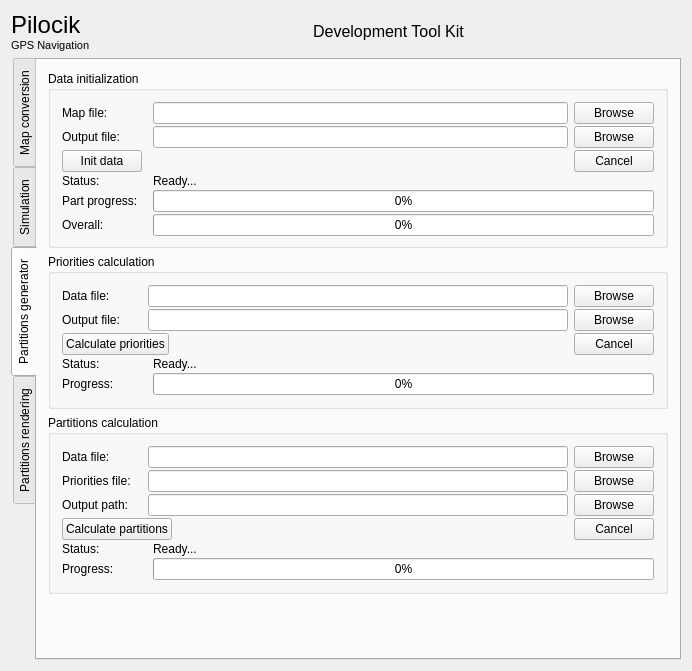
Before: the Qt Designer form Utils/mainwindow.ui in dotevo/Pilocik, drawn with Qt 5.
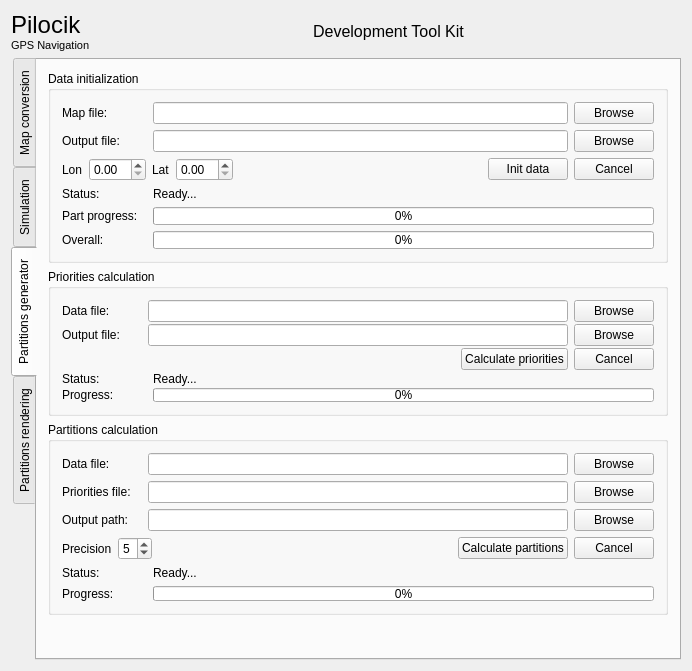
After: the same form once the commit is applied. Icons and pictures are not drawn. Custom widgets are drawn as their Qt base class.

```diff
--- a/Utils/mainwindow.ui
+++ b/Utils/mainwindow.ui
@@ -618,12 +618,6 @@
              <string>Data initialization</string>
             </property>
             <layout class="QVBoxLayout" name="verticalLayout">
-             <property name="spacing">
-              <number>2</number>
-             </property>
-             <property name="bottomMargin">
-              <number>9</number>
-             </property>
              <item>
               <layout class="QHBoxLayout" name="horizontalLayout_4">
                <item>
@@ -680,6 +674,39 @@
              </item>
              <item>
               <layout class="QHBoxLayout" name="horizontalLayout_5">
+               <item>
+                <widget class="QLabel" name="label_24">
+                 <property name="text">
+                  <string>Lon</string>
+                 </property>
+                </widget>
+               </item>
+               <item>
+                <widget class="QDoubleSpinBox" name="lonInput"/>
+               </item>
+               <item>
+                <widget class="QLabel" name="label_25">
+                 <property name="text">
+                  <string>Lat</string>
+                 </property>
+                </widget>
+               </item>
+               <item>
+                <widget class="QDoubleSpinBox" name="latinput"/>
+               </item>
+               <item>
+                <spacer name="horizontalSpacer_2">
+                 <property name="orientation">
+                  <enum>Qt::Horizontal</enum>
+                 </property>
+                 <property name="sizeHint" stdset="0">
+                  <size>
+                   <width>40</width>
+                   <height>20</height>
+                  </size>
+                 </property>
+                </spacer>
+               </item>
                <item>
                 <widget class="QPushButton" name="dataInitBtn">
                  <property name="text">
@@ -687,19 +714,6 @@
                  </property>
                 </widget>
                </item>
-               <item>
-                <spacer name="horizontalSpacer_2">
-                 <property name="orientation">
-                  <enum>Qt::Horizontal</enum>
-                 </property>
-                 <property name="sizeHint" stdset="0">
-                  <size>
-                   <width>40</width>
-                   <height>20</height>
-                  </size>
-                 </property>
-                </spacer>
-               </item>
                <item>
                 <widget class="QPushButton" name="dataInitCancelButton">
                  <property name="text">
@@ -891,6 +905,19 @@
              </item>
              <item>
               <layout class="QHBoxLayout" name="horizontalLayout_12">
+               <item>
+                <spacer name="horizontalSpacer_3">
+                 <property name="orientation">
+                  <enum>Qt::Horizontal</enum>
+                 </property>
+                 <property name="sizeHint" stdset="0">
+                  <size>
+                   <width>40</width>
+                   <height>20</height>
+                  </size>
+                 </property>
+                </spacer>
+               </item>
                <item>
                 <widget class="QPushButton" name="prioCalcButton">
                  <property name="text">
@@ -898,19 +925,6 @@
                  </property>
                 </widget>
                </item>
-               <item>
-                <spacer name="horizontalSpacer_3">
-                 <property name="orientation">
-                  <enum>Qt::Horizontal</enum>
-                 </property>
-                 <property name="sizeHint" stdset="0">
-                  <size>
-                   <width>40</width>
-                   <height>20</height>
-                  </size>
-                 </property>
-                </spacer>
-               </item>
                <item>
                 <widget class="QPushButton" name="prioCalcCancelButton">
                  <property name="text">
@@ -1007,9 +1021,6 @@
              <string>Partitions calculation</string>
             </property>
             <layout class="QVBoxLayout" name="verticalLayout_3">
-             <property name="spacing">
-              <number>2</number>
-             </property>
              <item>
               <layout class="QHBoxLayout" name="horizontalLayout_7">
                <item>
@@ -1111,6 +1122,39 @@
              </item>
              <item>
               <layout class="QHBoxLayout" name="horizontalLayout_6">
+               <item>
+                <widget class="QLabel" name="label_26">
+                 <property name="text">
+                  <string>Precision</string>
+                 </property>
+                </widget>
+               </item>
+               <item>
+                <widget class="QSpinBox" name="precisionInput">
+                 <property name="minimum">
+                  <number>1</number>
+                 </property>
+                 <property name="maximum">
+                  <number>8</number>
+                 </property>
+                 <property name="value">
+                  <number>5</number>
+                 </property>
+                </widget>
+               </item>
+               <item>
+                <spacer name="horizontalSpacer_4">
+                 <property name="orientation">
+                  <enum>Qt::Horizontal</enum>
+                 </property>
+                 <property name="sizeHint" stdset="0">
+                  <size>
+                   <width>40</width>
+                   <height>20</height>
+                  </size>
+                 </property>
+                </spacer>
+               </item>
                <item>
                 <widget class="QPushButton" name="partCalcButton">
                  <property name="text">
@@ -1118,19 +1162,6 @@
                  </property>
                 </widget>
                </item>
-               <item>
-                <spacer name="horizontalSpacer_4">
-                 <property name="orientation">
-                  <enum>Qt::Horizontal</enum>
-                 </property>
-                 <property name="sizeHint" stdset="0">
-                  <size>
-                   <width>40</width>
-                   <height>20</height>
-                  </size>
-                 </property>
-                </spacer>
-               </item>
                <item>
                 <widget class="QPushButton" name="partCalcCancelButton">
                  <property name="text">
```
